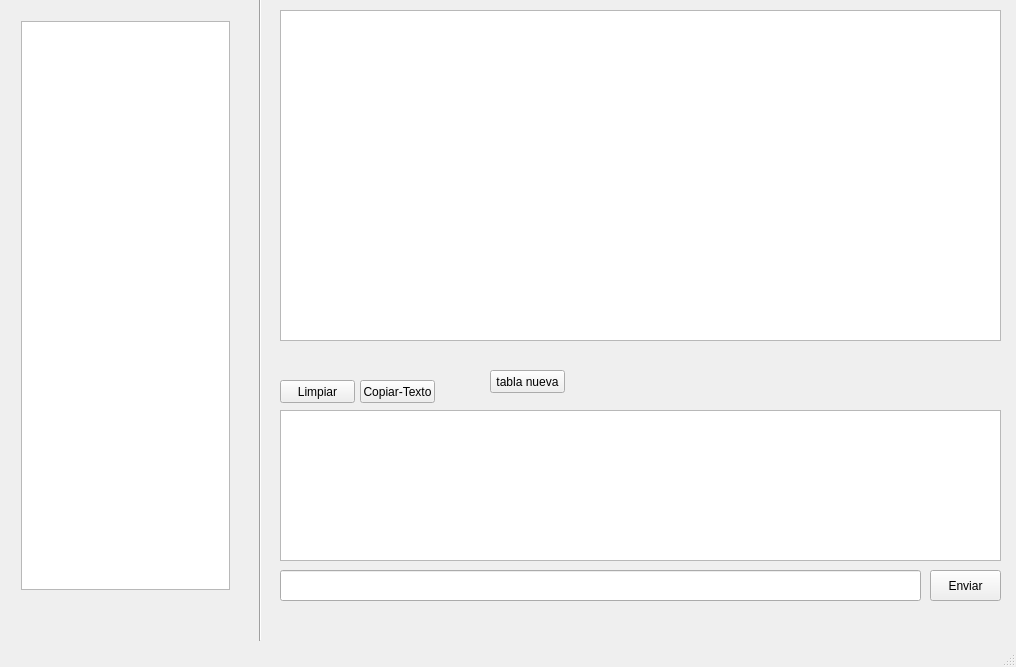
The window that GUI.ui (Santiago-vdk/Proyecto-2_CE-2103) describes before a commit, drawn with Qt 5.
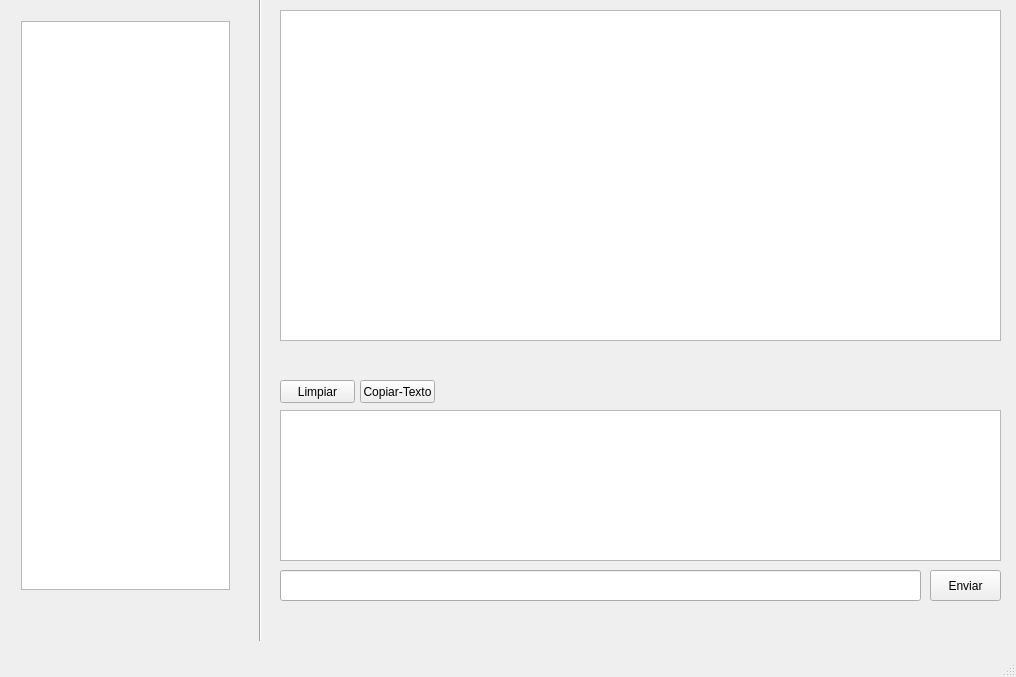
The same window after the commit.

Commit message: Cambios minimos

What changed in the file:
```diff
--- a/GUI.ui
+++ b/GUI.ui
@@ -7,7 +7,7 @@
     <x>0</x>
     <y>0</y>
     <width>1016</width>
-    <height>667</height>
+    <height>677</height>
    </rect>
   </property>
   <property name="windowTitle">
@@ -113,19 +113,6 @@
        <string>Copiar-Texto</string>
       </property>
      </widget>
-     <widget class="QPushButton" name="pushButton">
-      <property name="geometry">
-       <rect>
-        <x>210</x>
-        <y>360</y>
-        <width>75</width>
-        <height>23</height>
-       </rect>
-      </property>
-      <property name="text">
-       <string>tabla nueva</string>
-      </property>
-     </widget>
     </widget>
     <widget class="QWidget" name="page_2">
      <widget class="QTextEdit" name="textEdit_2">
```
The commit also changes 2 other files.
